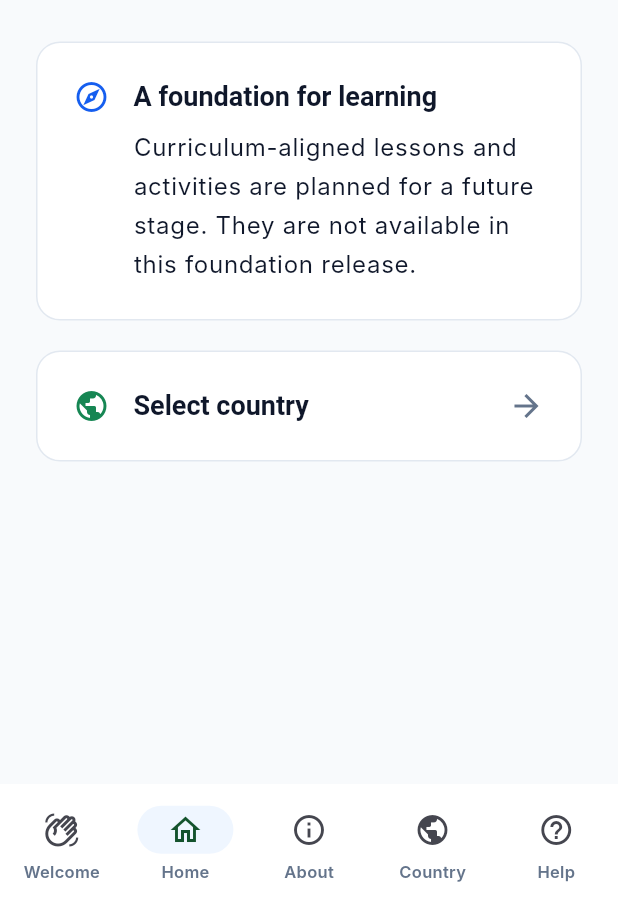
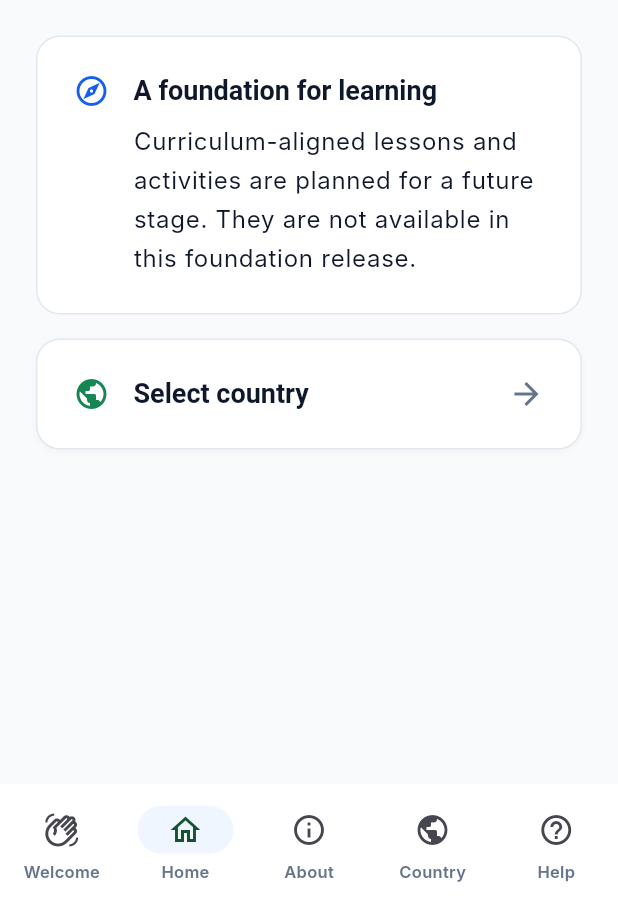
Before and after one commit to dalaliapptz-learnTz/learntz, a Flutter app: the HomeScreen screen opened by its route, on a phone screen of 412 x 824 dp, the part 332-1236 px from its top. Run offline on Flutter 3.47's test engine with Material 3 defaults, Android fonts, the phone set to English and light mode, and no system bars; our stand-ins replace flutter_riverpod, flutter_secure_storage, go_router, supabase_flutter; missing offline and left inert: file_selector; accounts and stored records are empty; generated files the repository leaves out were written again; Roboto replaces fonts that are missing (Inter, Plus Jakarta Sans).

Commit message:
refactor(design-system): implement Phase 8 screen refactoring, eliminating hardcoded colors and inconsistent spacing

```diff
--- a/lib/features/home/home_screen.dart
+++ b/lib/features/home/home_screen.dart
@@ -2,11 +2,11 @@ import 'package:flutter/material.dart';
 import 'package:flutter_riverpod/flutter_riverpod.dart';
 import 'package:go_router/go_router.dart';
 
+import '../../core/design_system/components/components.dart';
+import '../../core/design_system/tokens/design_tokens.dart';
 import '../../core/routing/app_router.dart';
 import '../../core/state/app_providers.dart';
-import '../../core/theme/app_theme.dart';
 import '../../l10n/generated/app_localizations.dart';
-import '../../shared/widgets/app_card.dart';
 
 class HomeScreen extends ConsumerWidget {
   const HomeScreen({super.key});
@@ -17,7 +17,7 @@ class HomeScreen extends ConsumerWidget {
     final productName = ref.watch(selectedCountryProvider).productName;
     final colors = Theme.of(context).colorScheme;
     return SingleChildScrollView(
-      padding: const EdgeInsets.all(24),
+      padding: LearnTzSpacing.screenPadding,
       child: Column(
         crossAxisAlignment: CrossAxisAlignment.start,
         children: [
@@ -25,12 +25,12 @@ class HomeScreen extends ConsumerWidget {
             l10n.homeTitle(productName),
             style: Theme.of(context).textTheme.headlineMedium,
           ),
-          const SizedBox(height: 12),
+          LearnTzSpacing.vGapSm,
           Text(
             l10n.homeDescription(productName),
             style: Theme.of(context).textTheme.bodyLarge,
           ),
-          const SizedBox(height: 28),
+          LearnTzSpacing.vGapLg,
           AppCard(
             child: Row(
               crossAxisAlignment: CrossAxisAlignment.start,
@@ -45,7 +45,7 @@ class HomeScreen extends ConsumerWidget {
                         l10n.homeCardTitle,
                         style: Theme.of(context).textTheme.titleLarge,
                       ),
-                      const SizedBox(height: 8),
+                      LearnTzSpacing.vGapXs,
                       Text(
                         l10n.homeCardDescription,
                         style: Theme.of(context).textTheme.bodyLarge,
@@ -56,8 +56,9 @@ class HomeScreen extends ConsumerWidget {
               ],
             ),
           ),
-          const SizedBox(height: 20),
+          LearnTzSpacing.vGapMd,
           AppCard(
+            variant: AppCardVariant.interactive,
             onTap: () => context.go(AppRoutes.country),
             child: Row(
               children: [
@@ -69,7 +70,7 @@ class HomeScreen extends ConsumerWidget {
                     style: Theme.of(context).textTheme.titleLarge,
                   ),
                 ),
-                const Icon(Icons.arrow_forward, color: AppColors.muted),
+                const Icon(Icons.arrow_forward, color: LearnTzColors.textSecondary),
               ],
             ),
           ),
```
Also changed, not shown: lib/features/learning/learning_screens.dart (+7 -6 lines), lib/features/learning/parent_dashboard_screen.dart (+17 -21 lines), lib/features/social/screens/learner_social_profile_screen.dart (+8 -7 lines), lib/features/welcome/welcome_screen.dart (+12 -7 lines).
